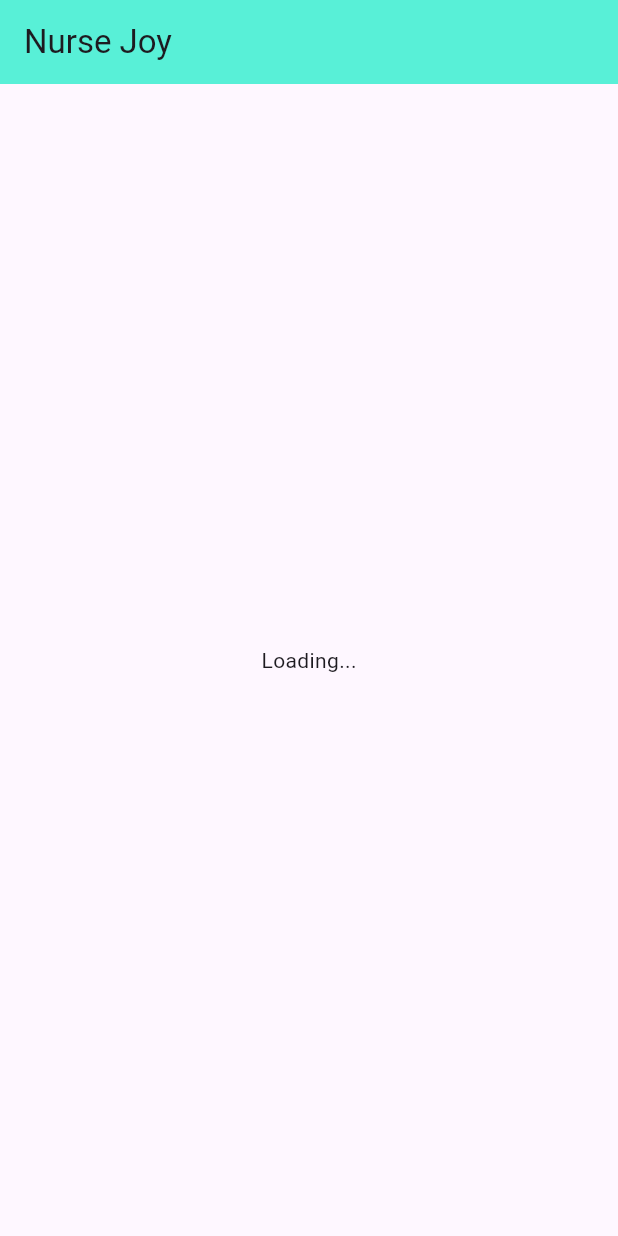
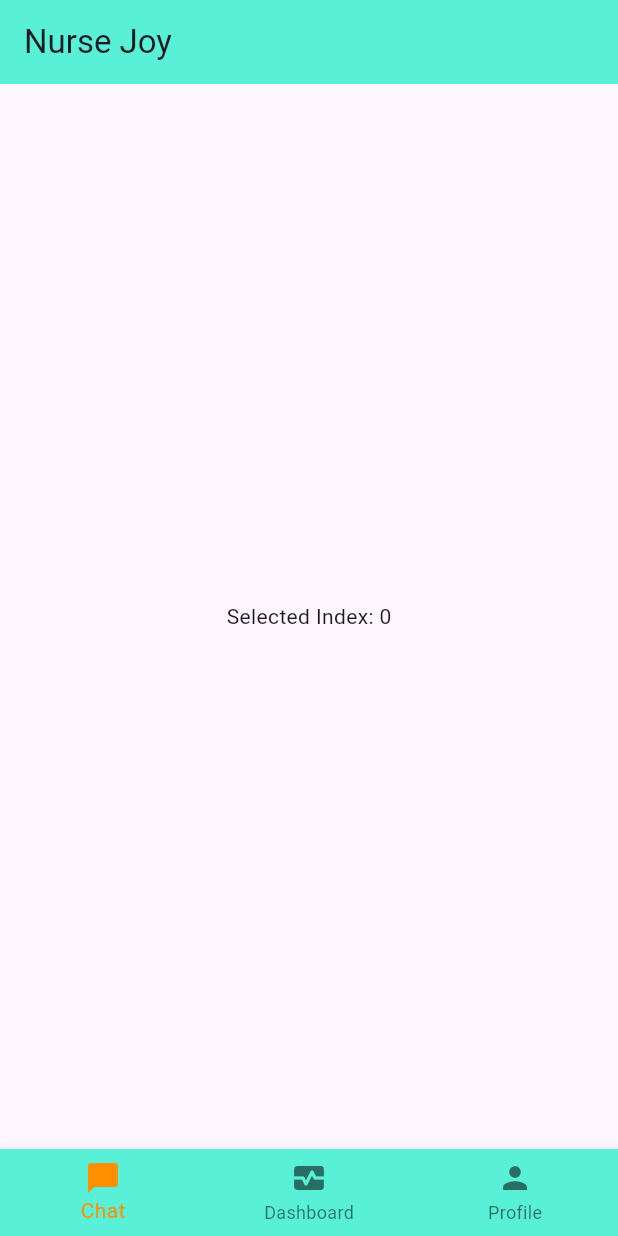
Before and after one commit to manski-yuwel/nurse-joy-telmed-app, a Flutter app: the screen it shows after launch, on a phone screen of 412 x 824 dp. Run offline on Flutter 3.47's test engine with Material 3 defaults, Android fonts, the phone set to English and light mode, and no system bars.

Commit message:
responsive bottomNavBar

```diff
--- a/lib/main.dart
+++ b/lib/main.dart
@@ -10,14 +10,54 @@ class MyApp extends StatelessWidget {
   @override
   Widget build(BuildContext context) {
     return MaterialApp(
-      home: Scaffold(
+      home: HomeScreen(),
+    );
+  }
+}
+
+class HomeScreen extends StatefulWidget {
+  @override
+  _HomeScreenState createState() => _HomeScreenState();
+}
+
+class _HomeScreenState extends State<HomeScreen> {
+  int _selectedIndex = 0;
+
+  void _onItemTapped(int index) {
+    setState(() {
+      _selectedIndex = index;
+    });
+  }
+
+  @override
+  Widget build(BuildContext context) {
+    return Scaffold(
       appBar: AppBar(
         backgroundColor: const Color(0xFF58f0d7),
         title: Text('Nurse Joy'),
       ),
       body: Center(
-          child: Text('Loading...'),
+        child: Text('Selected Index: $_selectedIndex'),
       ),
+      bottomNavigationBar: BottomNavigationBar(
+        items: const <BottomNavigationBarItem>[
+          BottomNavigationBarItem(
+            icon: Icon(Icons.messenger),
+            label: 'Chat',
+          ),
+          BottomNavigationBarItem(
+            icon: Icon(Icons.monitor_heart),
+            label: 'Dashboard',
+          ),
+          BottomNavigationBarItem(
+            icon: Icon(Icons.person),
+            label: 'Profile',
+          ),
+        ],
+        currentIndex: _selectedIndex,
+        selectedItemColor: Colors.amber[800],
+        onTap: _onItemTapped,
+        backgroundColor: const Color(0xFF58f0d7),
       ),
     );
   }
```
Lines whose indentation alone changed are shown as unchanged.
